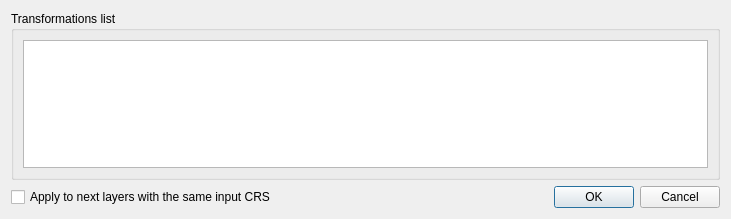
First picture: the form in ui/selectTransformation.ui, repository faunalia/transformationtools, before the edit.
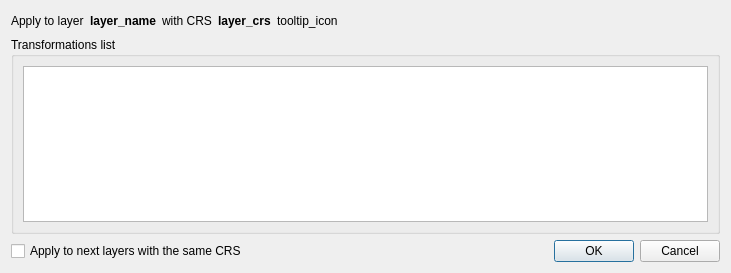
Second picture: the form after the edit.

Commit message: list also not exacly matching transformations allow to apply a transformation to layers already loaded

The edit to the form file:
```diff
--- a/ui/selectTransformation.ui
+++ b/ui/selectTransformation.ui
@@ -7,30 +7,114 @@
     <x>0</x>
     <y>0</y>
     <width>731</width>
-    <height>219</height>
+    <height>273</height>
    </rect>
   </property>
   <property name="windowTitle">
    <string>Select a transformation</string>
   </property>
   <layout class="QGridLayout" name="gridLayout_2">
-   <item row="1" column="1" colspan="2">
-    <widget class="QDialogButtonBox" name="buttonBox">
-     <property name="orientation">
-      <enum>Qt::Horizontal</enum>
-     </property>
-     <property name="standardButtons">
-      <set>QDialogButtonBox::Cancel|QDialogButtonBox::Ok</set>
-     </property>
-    </widget>
+   <item row="0" column="0" colspan="2">
+    <layout class="QHBoxLayout" name="horizontalLayout">
+     <item>
+      <widget class="QLabel" name="label">
+       <property name="sizePolicy">
+        <sizepolicy hsizetype="Preferred" vsizetype="Preferred">
+         <horstretch>0</horstretch>
+         <verstretch>0</verstretch>
+        </sizepolicy>
+       </property>
+       <property name="text">
+        <string>Apply to layer</string>
+       </property>
+      </widget>
+     </item>
+     <item>
+      <widget class="QLabel" name="layerNameLbl">
+       <property name="sizePolicy">
+        <sizepolicy hsizetype="Preferred" vsizetype="Preferred">
+         <horstretch>0</horstretch>
+         <verstretch>0</verstretch>
+        </sizepolicy>
+       </property>
+       <property name="font">
+        <font>
+         <weight>75</weight>
+         <bold>true</bold>
+        </font>
+       </property>
+       <property name="text">
+        <string notr="true">layer_name</string>
+       </property>
+      </widget>
+     </item>
+     <item>
+      <widget class="QLabel" name="label_3">
+       <property name="sizePolicy">
+        <sizepolicy hsizetype="Preferred" vsizetype="Preferred">
+         <horstretch>0</horstretch>
+         <verstretch>0</verstretch>
+        </sizepolicy>
+       </property>
+       <property name="text">
+        <string>with CRS</string>
+       </property>
+      </widget>
+     </item>
+     <item>
+      <widget class="QLabel" name="layerCrsLbl">
+       <property name="sizePolicy">
+        <sizepolicy hsizetype="Preferred" vsizetype="Preferred">
+         <horstretch>0</horstretch>
+         <verstretch>0</verstretch>
+        </sizepolicy>
+       </property>
+       <property name="font">
+        <font>
+         <weight>75</weight>
+         <bold>true</bold>
+        </font>
+       </property>
+       <property name="text">
+        <string notr="true">layer_crs</string>
+       </property>
+      </widget>
+     </item>
+     <item>
+      <widget class="QLabel" name="layerCrsToolTip">
+       <property name="sizePolicy">
+        <sizepolicy hsizetype="Preferred" vsizetype="Preferred">
+         <horstretch>0</horstretch>
+         <verstretch>0</verstretch>
+        </sizepolicy>
+       </property>
+       <property name="text">
+        <string notr="true">tooltip_icon</string>
+       </property>
+      </widget>
+     </item>
+     <item>
+      <spacer name="horizontalSpacer">
+       <property name="orientation">
+        <enum>Qt::Horizontal</enum>
+       </property>
+       <property name="sizeHint" stdset="0">
+        <size>
+         <width>40</width>
+         <height>20</height>
+        </size>
+       </property>
+      </spacer>
+     </item>
+    </layout>
    </item>
-   <item row="0" column="0" colspan="3">
+   <item row="1" column="0" colspan="2">
     <widget class="QGroupBox" name="groupBox">
      <property name="title">
       <string>Transformations list</string>
      </property>
      <layout class="QGridLayout" name="gridLayout">
-      <item row="2" column="0">
+      <item row="0" column="0">
        <widget class="QTableView" name="table">
         <property name="selectionMode">
          <enum>QAbstractItemView::SingleSelection</enum>
@@ -49,10 +133,20 @@
      </layout>
     </widget>
    </item>
-   <item row="1" column="0">
+   <item row="2" column="0">
     <widget class="QCheckBox" name="applyToNext">
      <property name="text">
-      <string>Apply to next layers with the same input CRS</string>
+      <string>Apply to next layers with the same CRS</string>
+     </property>
+    </widget>
+   </item>
+   <item row="2" column="1">
+    <widget class="QDialogButtonBox" name="buttonBox">
+     <property name="orientation">
+      <enum>Qt::Horizontal</enum>
+     </property>
+     <property name="standardButtons">
+      <set>QDialogButtonBox::Cancel|QDialogButtonBox::Ok</set>
      </property>
     </widget>
    </item>
```
The commit also changes 13 other files.
